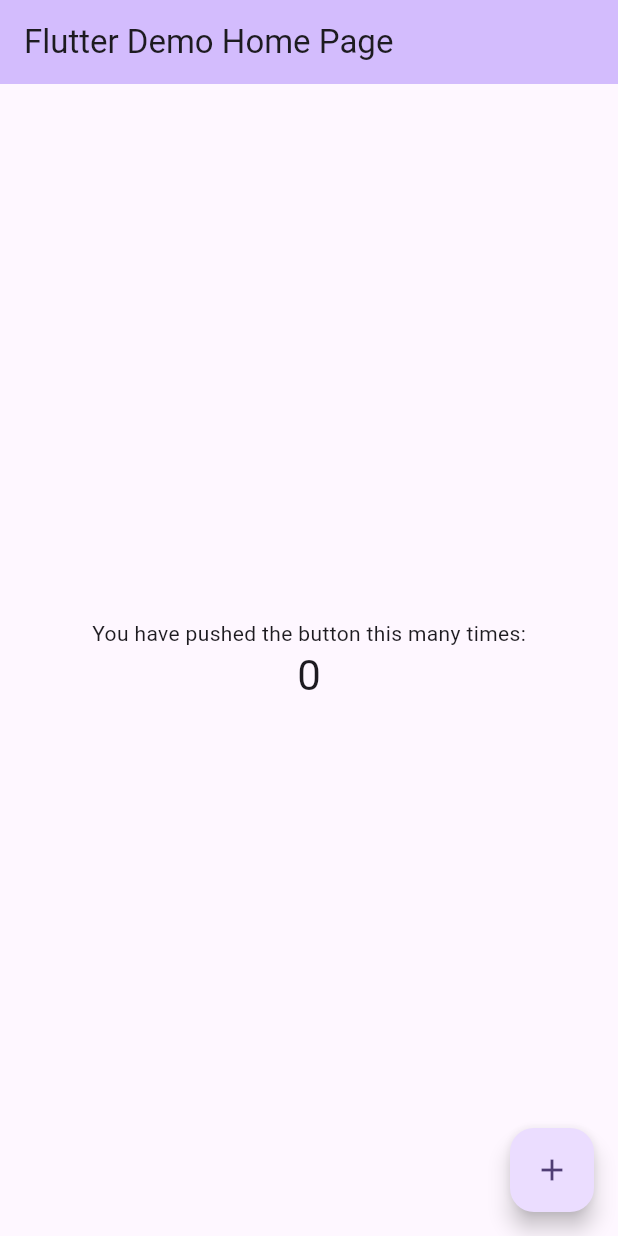
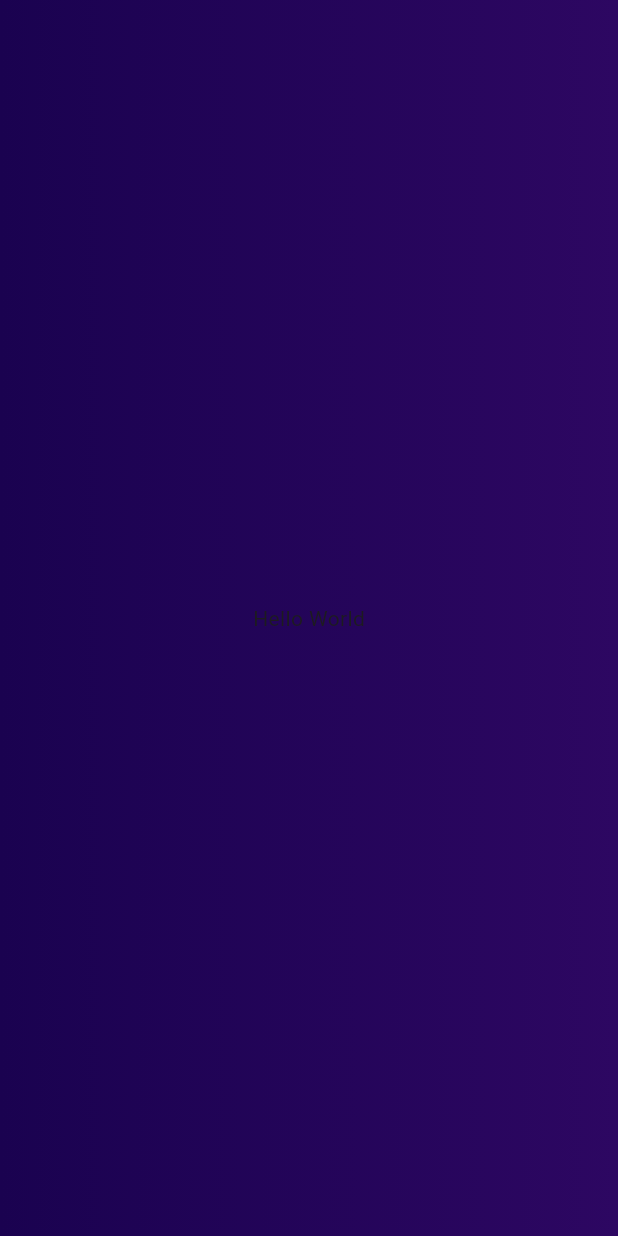
Before and after one commit to Waqas2332/Flutter-Development, a Flutter app: the screen it shows after launch, on a phone screen of 412 x 824 dp. Run offline on Flutter 3.47's test engine with Material 3 defaults, Android fonts, the phone set to English and light mode, and no system bars.

Commit message:
Used List For Making Gradient Color

```diff
--- a/dice_game/lib/main.dart
+++ b/dice_game/lib/main.dart
@@ -1,125 +1,25 @@
 import 'package:flutter/material.dart';
 
+// * Entry point of our application
 void main() {
-  runApp(const MyApp());
-}
-
-class MyApp extends StatelessWidget {
-  const MyApp({super.key});
-
-  // This widget is the root of your application.
-  @override
-  Widget build(BuildContext context) {
-    return MaterialApp(
-      title: 'Flutter Demo',
-      theme: ThemeData(
-        // This is the theme of your application.
-        //
-        // TRY THIS: Try running your application with "flutter run". You'll see
-        // the application has a blue toolbar. Then, without quitting the app,
-        // try changing the seedColor in the colorScheme below to Colors.green
-        // and then invoke "hot reload" (save your changes or press the "hot
-        // reload" button in a Flutter-supported IDE, or press "r" if you used
-        // the command line to start the app).
-        //
-        // Notice that the counter didn't reset back to zero; the application
-        // state is not lost during the reload. To reset the state, use hot
-        // restart instead.
-        //
-        // This works for code too, not just values: Most code changes can be
-        // tested with just a hot reload.
-        colorScheme: ColorScheme.fromSeed(seedColor: Colors.deepPurple),
-        useMaterial3: true,
-      ),
-      home: const MyHomePage(title: 'Flutter Demo Home Page'),
-    );
-  }
-}
-
-class MyHomePage extends StatefulWidget {
-  const MyHomePage({super.key, required this.title});
-
-  // This widget is the home page of your application. It is stateful, meaning
-  // that it has a State object (defined below) that contains fields that affect
-  // how it looks.
-
-  // This class is the configuration for the state. It holds the values (in this
-  // case the title) provided by the parent (in this case the App widget) and
-  // used by the build method of the State. Fields in a Widget subclass are
-  // always marked "final".
-
-  final String title;
-
-  @override
-  State<MyHomePage> createState() => _MyHomePageState();
-}
-
-class _MyHomePageState extends State<MyHomePage> {
-  int _counter = 0;
-
-  void _incrementCounter() {
-    setState(() {
-      // This call to setState tells the Flutter framework that something has
-      // changed in this State, which causes it to rerun the build method below
-      // so that the display can reflect the updated values. If we changed
-      // _counter without calling setState(), then the build method would not be
-      // called again, and so nothing would appear to happen.
-      _counter++;
-    });
-  }
-
-  @override
-  Widget build(BuildContext context) {
-    // This method is rerun every time setState is called, for instance as done
-    // by the _incrementCounter method above.
-    //
-    // The Flutter framework has been optimized to make rerunning build methods
-    // fast, so that you can just rebuild anything that needs updating rather
-    // than having to individually change instances of widgets.
-    return Scaffold(
-      appBar: AppBar(
-        // TRY THIS: Try changing the color here to a specific color (to
-        // Colors.amber, perhaps?) and trigger a hot reload to see the AppBar
-        // change color while the other colors stay the same.
-        backgroundColor: Theme.of(context).colorScheme.inversePrimary,
-        // Here we take the value from the MyHomePage object that was created by
-        // the App.build method, and use it to set our appbar title.
-        title: Text(widget.title),
-      ),
-      body: Center(
-        // Center is a layout widget. It takes a single child and positions it
-        // in the middle of the parent.
-        child: Column(
-          // Column is also a layout widget. It takes a list of children and
-          // arranges them vertically. By default, it sizes itself to fit its
-          // children horizontally, and tries to be as tall as its parent.
-          //
-          // Column has various properties to control how it sizes itself and
-          // how it positions its children. Here we use mainAxisAlignment to
-          // center the children vertically; the main axis here is the vertical
-          // axis because Columns are vertical (the cross axis would be
-          // horizontal).
-          //
-          // TRY THIS: Invoke "debug painting" (choose the "Toggle Debug Paint"
-          // action in the IDE, or press "p" in the console), to see the
-          // wireframe for each widget.
-          mainAxisAlignment: MainAxisAlignment.center,
-          children: <Widget>[
-            const Text(
-              'You have pushed the button this many times:',
+  // * function given by flutter to start our app
+  runApp(
+    MaterialApp(
+      home: Scaffold(
+        body: Container(
+          decoration: const BoxDecoration(
+            gradient: LinearGradient(
+              colors: [
+                Color.fromARGB(255, 26, 2, 80),
+                Color.fromARGB(255, 45, 7, 98)
+              ],
             ),
-            Text(
-              '$_counter',
-              style: Theme.of(context).textTheme.headlineMedium,
-            ),
-          ],
+          ),
+          child: const Center(
+            child: Text("Hello World"),
+          ),
         ),
       ),
-      floatingActionButton: FloatingActionButton(
-        onPressed: _incrementCounter,
-        tooltip: 'Increment',
-        child: const Icon(Icons.add),
-      ), // This trailing comma makes auto-formatting nicer for build methods.
-    );
-  }
+    ),
+  );
 }
```
Also changed, not shown: 1 other file.
